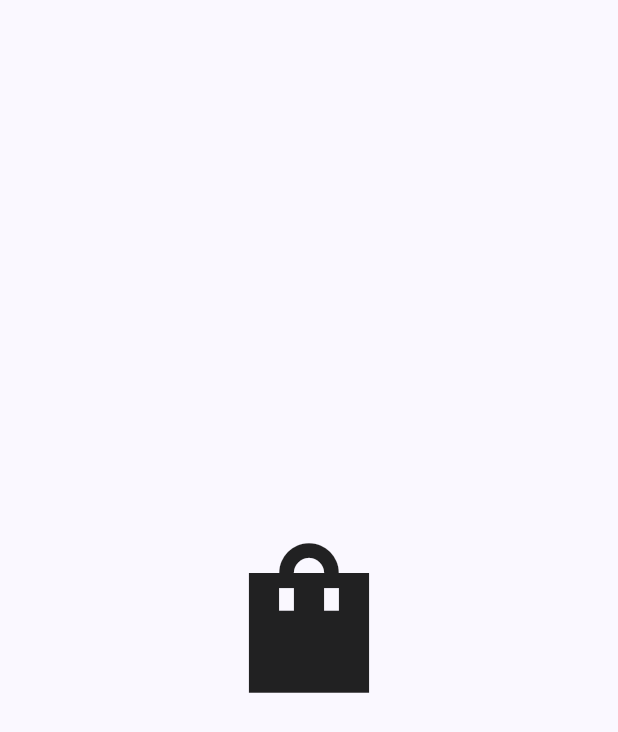
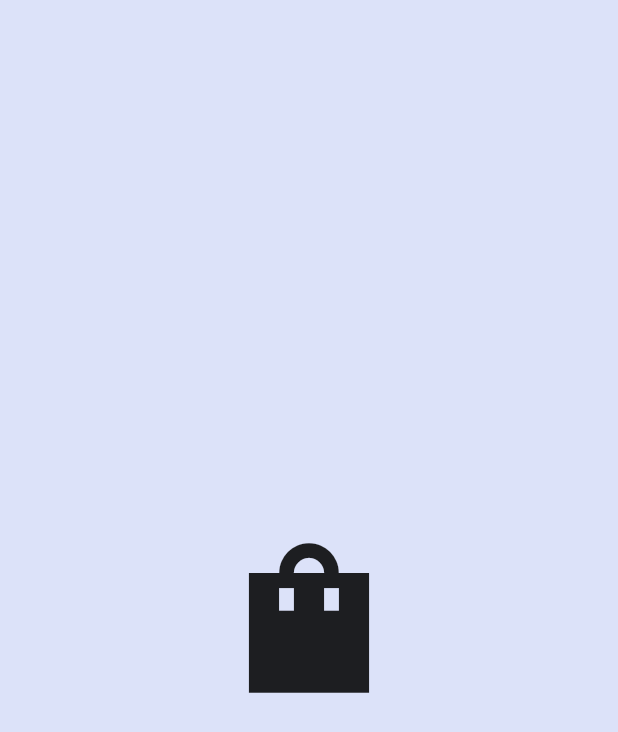
Before and after one commit to reypryma/catalog_do, a Flutter app: the first screen one second after launch, on a phone screen of 412 x 824 dp. Shown: the top 732 px of the screen. Run offline on Flutter 3.47's test engine with Material 3 defaults, Android fonts, the phone set to English and light mode, and no system bars; drawn by our look-alikes of loader_overlay; our stand-ins replace flutter_spinkit, google_fonts, shared_preferences.

Commit message:
change container color

```diff
--- a/lib/layout/app_layout.dart
+++ b/lib/layout/app_layout.dart
@@ -62,12 +62,14 @@ class AppScaffold extends StatelessWidget {
     if (showAppBar == false) {
       scaffold = Scaffold(
         // resizeToAvoidBottomInset: false,
+        backgroundColor: Theme.of(context).colorScheme.secondaryContainer,
         body: body,
       );
 
       widget = scaffold;
     } else {
       scaffold = Scaffold(
+        backgroundColor: Theme.of(context).colorScheme.secondaryContainer,
         // resizeToAvoidBottomInset: false,
         // Code to remove full width app bar in desktop mode
         appBar: ((Responsive().deviceType() != "desktop" &&
@@ -129,7 +131,7 @@ class AppScaffold extends StatelessWidget {
               image = DecorationImage(
                 repeat: repeat,
                 image: AssetImage(
-                    'assets/images/' + bgSkins[_getBGSkin]!['image']),
+                    "assets/images/" + bgSkins[_getBGSkin]!['image']),
                 fit: fit,
               );
             }
```
